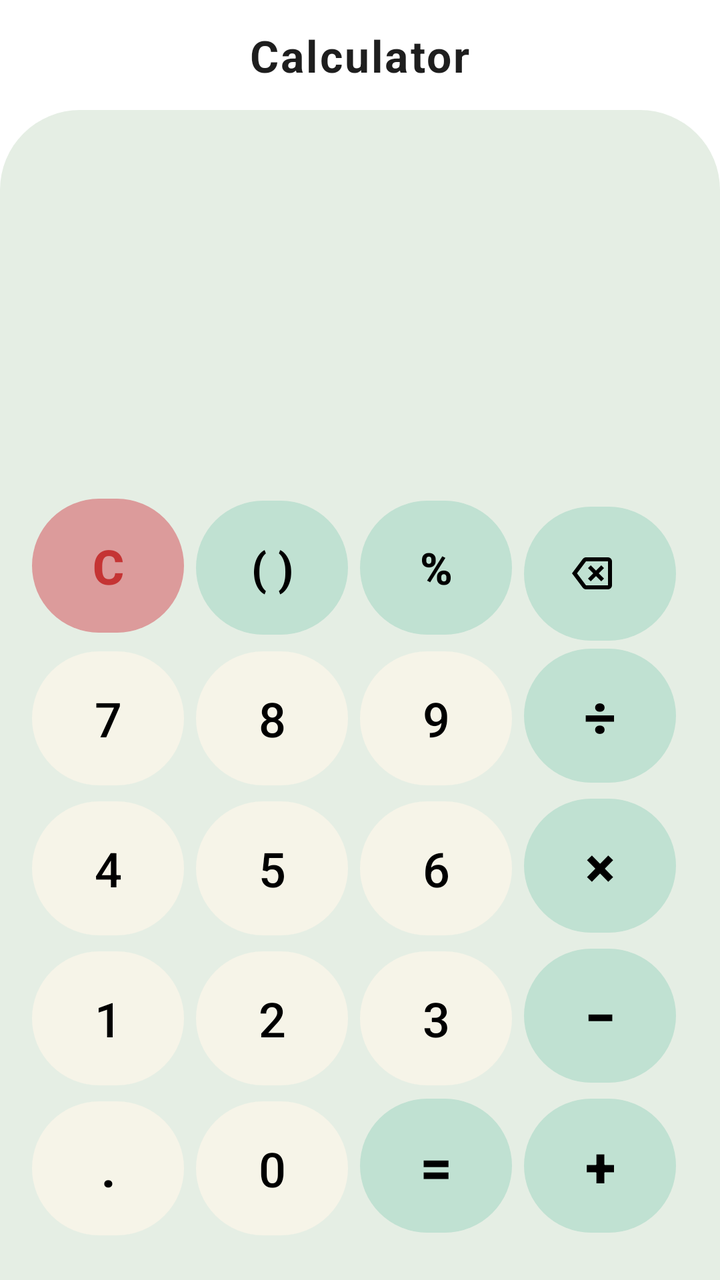
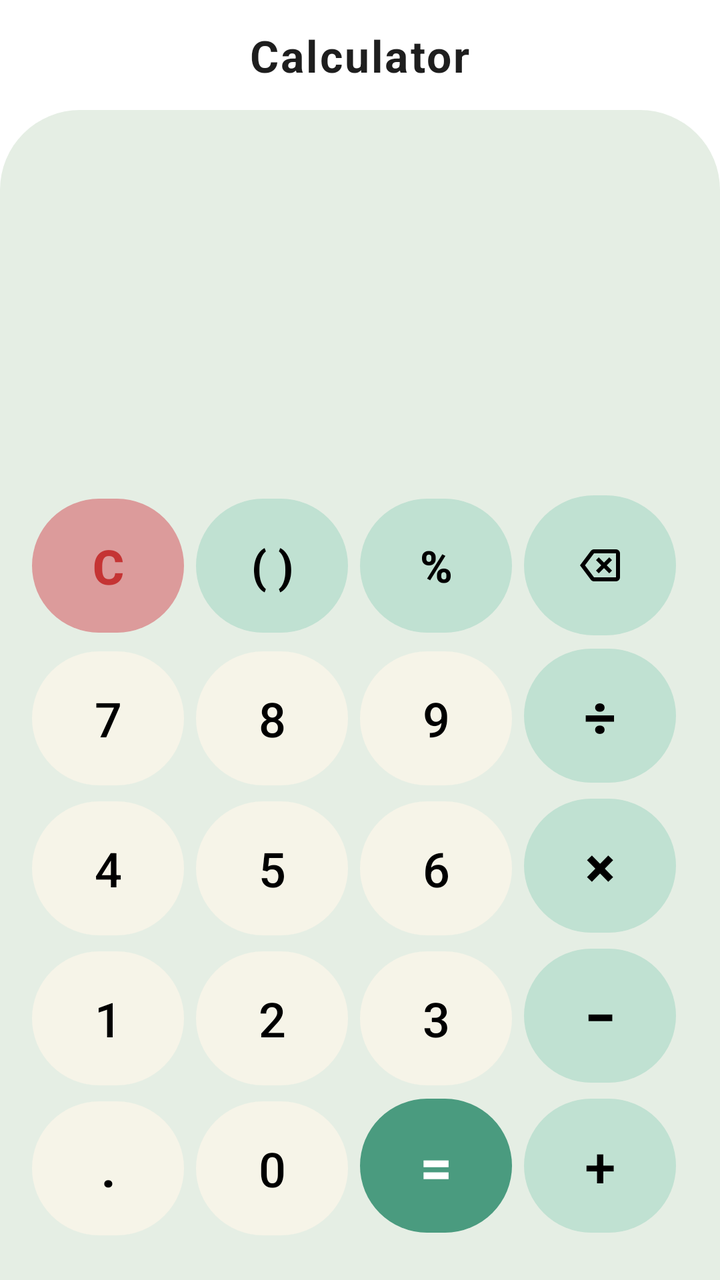

Before-and-after screenshots of an Android layout around one commit, followed by the original layout XML and the change that was made.
<!-- AndroidManifest.xml: application theme Theme.Ca -->
<!-- res/layout/activity_main.xml -->
<?xml version="1.0" encoding="utf-8"?>
<androidx.constraintlayout.widget.ConstraintLayout xmlns:android="http://schemas.android.com/apk/res/android"
    xmlns:app="http://schemas.android.com/apk/res-auto"
    xmlns:tools="http://schemas.android.com/tools"
    android:id="@+id/main"
    android:layout_width="match_parent"
    android:layout_height="match_parent"
    android:background="@color/white"
    tools:context=".MainActivity">

    <androidx.constraintlayout.widget.ConstraintLayout
        android:id="@+id/header_title"
        android:layout_width="match_parent"
        android:layout_height="55dp"
        app:layout_constraintTop_toTopOf="parent">

        <TextView
            android:layout_width="wrap_content"
            android:layout_height="wrap_content"
            android:fontFamily="sans-serif"
            android:letterSpacing="0.05"
            android:text="Calculator"
            android:textColor="#E1000000"
            android:textSize="22sp"
            android:textStyle="bold"
            app:layout_constraintBottom_toBottomOf="parent"
            app:layout_constraintEnd_toEndOf="parent"
            app:layout_constraintStart_toStartOf="parent"
            app:layout_constraintTop_toTopOf="parent"/>

    </androidx.constraintlayout.widget.ConstraintLayout>

    <androidx.constraintlayout.widget.ConstraintLayout
        android:id="@+id/body_main"
        android:layout_width="match_parent"
        android:layout_height="0dp"
        android:background="@drawable/rounded_body_background"
        app:layout_constraintBottom_toBottomOf="parent"
        app:layout_constraintTop_toBottomOf="@id/header_title">

        <EditText
            android:id="@+id/input_box"
            android:layout_width="match_parent"
            android:layout_height="wrap_content"
            android:layout_marginTop="40dp"
            android:background="@android:color/transparent"
            android:cursorVisible="true"
            android:focusable="false"
            android:fontFamily="sans-serif-light"
            android:gravity="end"
            android:inputType="none"
            android:textColor="#000000"
            android:textSize="54sp"
            app:layout_constraintTop_toTopOf="parent"
            tools:ignore="Autofill,LabelFor"
            tools:layout_editor_absoluteX="20dp" />

        <TextView
            android:id="@+id/digit_total"
            android:layout_width="match_parent"
            android:layout_height="wrap_content"
            android:layout_marginHorizontal="25dp"
            android:layout_marginTop="5dp"
            android:alpha="0.6"
            android:fontFamily="sans-serif-light"
            android:gravity="end"
            android:textColor="#282828"
            android:textSize="32sp"
            app:layout_constraintTop_toBottomOf="@id/input_box"
            tools:layout_editor_absoluteX="25dp" />

        <LinearLayout
            android:id="@+id/buttons_box"
            android:layout_width="match_parent"
            android:layout_height="wrap_content"
            android:orientation="vertical"
            android:padding="16dp"
            app:layout_constraintBottom_toBottomOf="parent"
            app:layout_constraintTop_toBottomOf="@+id/digit_total"
            app:layout_constraintVertical_bias="0.8">

            
            <LinearLayout
                android:layout_width="match_parent"
                android:layout_height="wrap_content"
                android:orientation="horizontal">

                <com.google.android.material.button.MaterialButton
                    android:id="@+id/delete"
                    style="@style/Widget.Material3.Button"
                    android:layout_width="0dp"
                    android:layout_height="75dp"
                    android:layout_marginEnd="6dp"
                    android:layout_weight="1"
                    android:text="C"
                    android:textColor="#C53434"
                    android:textSize="24sp"
                    android:textStyle="bold"
                    app:backgroundTint="@color/delete_buttn"/>

                <com.google.android.material.button.MaterialButton
                    android:id="@+id/brackets"
                    style="@style/Widget.Material3.Button"
                    android:layout_width="0dp"
                    android:layout_height="75dp"
                    android:layout_marginEnd="6dp"
                    android:layout_weight="1"
                    android:text="( )"
                    android:textColor="@color/black"
                    android:textSize="22sp"
                    android:textStyle="bold"
                    app:backgroundTint="@color/operators_buttn"/>

                <com.google.android.material.button.MaterialButton
                    android:id="@+id/percentage"
                    style="@style/Widget.Material3.Button"
                    android:layout_width="0dp"
                    android:layout_height="75dp"
                    android:layout_marginEnd="6dp"
                    android:layout_weight="1"
                    android:text="%"
                    android:textColor="@color/black"
                    android:textSize="22sp"
                    android:textStyle="bold"
                    app:backgroundTint="@color/operators_buttn"/>

                <com.google.android.material.button.MaterialButton
                    android:id="@+id/backspace"
                    style="@style/Widget.Material3.Button"
                    android:layout_width="0dp"
                    android:layout_height="75dp"
                    android:layout_marginEnd="6dp"
                    android:layout_weight="1"
                    android:padding="0dp"
                    app:backgroundTint="@color/operators_buttn"
                    app:icon="@drawable/backspace"
                    app:iconGravity="textStart"
                    app:iconSize="24dp"
                    app:iconTint="@color/black"/>
            </LinearLayout>

            
            <LinearLayout
                android:layout_width="match_parent"
                android:layout_height="wrap_content"
                android:orientation="horizontal">

                <com.google.android.material.button.MaterialButton
                    android:id="@+id/key7"
                    style="@style/Widget.Material3.Button"
                    android:layout_width="0dp"
                    android:layout_height="75dp"
                    android:layout_marginEnd="6dp"
                    android:layout_weight="1"
                    android:text="7"
                    android:textColor="#000000"
                    android:textSize="24sp"
                    app:backgroundTint="@color/number_buttn"/>

                <com.google.android.material.button.MaterialButton
                    android:id="@+id/key8"
                    style="@style/Widget.Material3.Button"
                    android:layout_width="0dp"
                    android:layout_height="75dp"
                    android:layout_marginEnd="6dp"
                    android:layout_weight="1"
                    android:text="8"
                    android:textColor="#000000"
                    android:textSize="24sp"
                    app:backgroundTint="@color/number_buttn"/>

                <com.google.android.material.button.MaterialButton
                    android:id="@+id/key9"
                    style="@style/Widget.Material3.Button"
                    android:layout_width="0dp"
                    android:layout_height="75dp"
                    android:layout_marginEnd="6dp"
                    android:layout_weight="1"
                    android:text="9"
                    android:textColor="#000000"
                    android:textSize="24sp"
                    app:backgroundTint="@color/number_buttn"/>

                <com.google.android.material.button.MaterialButton
                    android:id="@+id/devide"
                    style="@style/Widget.Material3.Button"
                    android:layout_width="0dp"
                    android:layout_height="75dp"
                    android:layout_marginEnd="6dp"
                    android:layout_weight="1"
                    android:text="÷"
                    android:textColor="@color/black"
                    android:textSize="28sp"
                    android:textStyle="bold"
                    app:backgroundTint="@color/operators_buttn"/>
            </LinearLayout>

            
            <LinearLayout
                android:layout_width="match_parent"
                android:layout_height="wrap_content"
                android:orientation="horizontal">

                <com.google.android.material.button.MaterialButton
                    android:id="@+id/key4"
                    style="@style/Widget.Material3.Button"
                    android:layout_width="0dp"
                    android:layout_height="75dp"
                    android:layout_marginEnd="6dp"
                    android:layout_weight="1"
                    android:text="4"
                    android:textColor="#000000"
                    android:textSize="24sp"
                    app:backgroundTint="@color/number_buttn"/>

                <com.google.android.material.button.MaterialButton
                    android:id="@+id/key5"
                    style="@style/Widget.Material3.Button"
                    android:layout_width="0dp"
                    android:layout_height="75dp"
                    android:layout_marginEnd="6dp"
                    android:layout_weight="1"
                    android:text="5"
                    android:textColor="#000000"
                    android:textSize="24sp"
                    app:backgroundTint="@color/number_buttn"/>

                <com.google.android.material.button.MaterialButton
                    android:id="@+id/key6"
                    style="@style/Widget.Material3.Button"
                    android:layout_width="0dp"
                    android:layout_height="75dp"
                    android:layout_marginEnd="6dp"
                    android:layout_weight="1"
                    android:text="6"
                    android:textColor="#000000"
                    android:textSize="24sp"
                    app:backgroundTint="@color/number_buttn"/>

                <com.google.android.material.button.MaterialButton
                    android:id="@+id/multiply"
                    style="@style/Widget.Material3.Button"
                    android:layout_width="0dp"
                    android:layout_height="75dp"
                    android:layout_marginEnd="6dp"
                    android:layout_weight="1"
                    android:text="×"
                    android:textColor="@color/black"
                    android:textSize="28sp"
                    android:textStyle="bold"
                    app:backgroundTint="@color/operators_buttn"/>
            </LinearLayout>

            
            <LinearLayout
                android:layout_width="match_parent"
                android:layout_height="wrap_content"
                android:orientation="horizontal">

                <com.google.android.material.button.MaterialButton
                    android:id="@+id/key1"
                    style="@style/Widget.Material3.Button"
                    android:layout_width="0dp"
                    android:layout_height="75dp"
                    android:layout_marginEnd="6dp"
                    android:layout_weight="1"
                    android:text="1"
                    android:textColor="#000000"
                    android:textSize="24sp"
                    app:backgroundTint="@color/number_buttn"/>

                <com.google.android.material.button.MaterialButton
                    android:id="@+id/key2"
                    style="@style/Widget.Material3.Button"
                    android:layout_width="0dp"
                    android:layout_height="75dp"
                    android:layout_marginEnd="6dp"
                    android:layout_weight="1"
                    android:text="2"
                    android:textColor="#000000"
                    android:textSize="24sp"
                    app:backgroundTint="@color/number_buttn"/>

                <com.google.android.material.button.MaterialButton
                    android:id="@+id/key3"
                    style="@style/Widget.Material3.Button"
                    android:layout_width="0dp"
                    android:layout_height="75dp"
                    android:layout_marginEnd="6dp"
                    android:layout_weight="1"
                    android:text="3"
                    android:textColor="#000000"
                    android:textSize="24sp"
                    app:backgroundTint="@color/number_buttn"/>

                <com.google.android.material.button.MaterialButton
                    android:id="@+id/subtract"
                    style="@style/Widget.Material3.Button"
                    android:layout_width="0dp"
                    android:layout_height="75dp"
                    android:layout_marginEnd="6dp"
                    android:layout_weight="1"
                    android:text="−"
                    android:textColor="@color/black"
                    android:textSize="28sp"
                    android:textStyle="bold"
                    app:backgroundTint="@color/operators_buttn"/>
            </LinearLayout>

            
            <LinearLayout
                android:layout_width="match_parent"
                android:layout_height="wrap_content"
                android:orientation="horizontal">

                <com.google.android.material.button.MaterialButton
                    android:id="@+id/dot"
                    style="@style/Widget.Material3.Button"
                    android:layout_width="0dp"
                    android:layout_height="75dp"
                    android:layout_marginEnd="6dp"
                    android:layout_weight="1"
                    android:text="."
                    android:textColor="#000000"
                    android:textSize="24sp"
                    android:textStyle="bold"
                    app:backgroundTint="@color/number_buttn"/>

                <com.google.android.material.button.MaterialButton
                    android:id="@+id/key0"
                    style="@style/Widget.Material3.Button"
                    android:layout_width="0dp"
                    android:layout_height="75dp"
                    android:layout_marginEnd="6dp"
                    android:layout_weight="1"
                    android:text="0"
                    android:textColor="#000000"
                    android:textSize="24sp"
                    app:backgroundTint="@color/number_buttn"/>

                <com.google.android.material.button.MaterialButton
                    android:id="@+id/equal"
                    style="@style/Widget.Material3.Button"
                    android:layout_width="0dp"
                    android:layout_height="75dp"
                    android:layout_marginEnd="6dp"
                    android:layout_weight="1"
                    android:text="="
                    android:textColor="@color/black"
                    android:textSize="28sp"
                    android:textStyle="bold"
                    app:backgroundTint="@color/operators_buttn"/>

                <com.google.android.material.button.MaterialButton
                    android:id="@+id/add"
                    style="@style/Widget.Material3.Button"
                    android:layout_width="0dp"
                    android:layout_height="75dp"
                    android:layout_marginEnd="6dp"
                    android:layout_weight="1"
                    android:text="+"
                    android:textColor="@color/black"
                    android:textSize="28sp"
                    android:textStyle="bold"
                    app:backgroundTint="@color/operators_buttn"/>
            </LinearLayout>

        </LinearLayout>

    </androidx.constraintlayout.widget.ConstraintLayout>

</androidx.constraintlayout.widget.ConstraintLayout>
<!-- resources referenced by this layout -->
<resources>
  <color name="black">#FF000000</color>
  <color name="delete_buttn">#DC9B9B</color>
  <color name="number_buttn">#F6F4E8</color>
  <color name="operators_buttn">#C0E1D2</color>
  <color name="white">#FFFFFFFF</color>
  <!-- drawable backspace (drawable) -->
  <vector xmlns:android="http://schemas.android.com/apk/res/android" android:autoMirrored="true" android:height="24dp" android:tint="#000000" android:viewportHeight="960" android:viewportWidth="960" android:width="24dp">
        
      <path android:fillColor="@android:color/white" android:pathData="M456,640L560,536L664,640L720,584L616,480L720,376L664,320L560,424L456,320L400,376L504,480L400,584L456,640ZM360,800Q341,800 324,791.5Q307,783 296,768L80,480L296,192Q307,177 324,168.5Q341,160 360,160L800,160Q833,160 856.5,183.5Q880,207 880,240L880,720Q880,753 856.5,776.5Q833,800 800,800L360,800ZM180,480L360,720Q360,720 360,720Q360,720 360,720L800,720Q800,720 800,720Q800,720 800,720L800,240Q800,240 800,240Q800,240 800,240L360,240Q360,240 360,240Q360,240 360,240L180,480ZM580,480Q580,480 580,480Q580,480 580,480L580,480Q580,480 580,480Q580,480 580,480L580,480Q580,480 580,480Q580,480 580,480L580,480L580,480Q580,480 580,480Q580,480 580,480Z"/>
      
  </vector>
  <!-- drawable rounded_body_background (drawable) -->
  <?xml version="1.0" encoding="utf-8"?>
  <shape xmlns:android="http://schemas.android.com/apk/res/android">
      <solid android:color="@color/background_color" />
      <corners
          android:topLeftRadius="40dp"
          android:topRightRadius="40dp" />
  </shape>
  <style name="Theme.Ca" parent="Base.Theme.Ca" />
  <color name="background_color">#E5EEE4</color>"
  <style name="Base.Theme.Ca" parent="Theme.Material3.DayNight.NoActionBar">
          
          
      </style>
</resources>

<!-- the commit's change to res/layout/activity_main.xml (unified diff, before → after) -->
@@ -83,6 +83,7 @@
             <LinearLayout
                 android:layout_width="match_parent"
                 android:layout_height="wrap_content"
+                android:gravity="center_vertical"
                 android:orientation="horizontal">
 
                 <com.google.android.material.button.MaterialButton
@@ -124,19 +125,19 @@
                     android:textStyle="bold"
                     app:backgroundTint="@color/operators_buttn"/>
 
-                <com.google.android.material.button.MaterialButton
+                <ImageButton
                     android:id="@+id/backspace"
-                    style="@style/Widget.Material3.Button"
-                    android:layout_width="0dp"
-                    android:layout_height="75dp"
-                    android:layout_marginEnd="6dp"
-                    android:layout_weight="1"
-                    android:padding="0dp"
-                    app:backgroundTint="@color/operators_buttn"
-                    app:icon="@drawable/backspace"
-                    app:iconGravity="textStart"
-                    app:iconSize="24dp"
-                    app:iconTint="@color/black"/>
+                    android:layout_width="0dp"
+                    android:layout_height="70dp"
+                    android:layout_gravity="center_vertical"
+                    android:layout_marginEnd="6dp"
+                    android:layout_weight="1"
+                    android:background="@drawable/button_background"
+                    android:backgroundTint="@color/operators_buttn"
+                    android:contentDescription="backspace"
+                    android:scaleType="center"
+                    android:src="@drawable/backspace"
+                    android:tint="@color/black"/>
             </LinearLayout>
 
             
@@ -346,10 +347,10 @@
                     android:layout_marginEnd="6dp"
                     android:layout_weight="1"
                     android:text="="
-                    android:textColor="@color/black"
-                    android:textSize="28sp"
-                    android:textStyle="bold"
-                    app:backgroundTint="@color/operators_buttn"/>
+                    android:textColor="@color/white"
+                    android:textSize="28sp"
+                    android:textStyle="bold"
+                    app:backgroundTint="#4A9B7F"/>
 
                 <com.google.android.material.button.MaterialButton
                     android:id="@+id/add"
@@ -361,7 +362,6 @@
                     android:text="+"
                     android:textColor="@color/black"
                     android:textSize="28sp"
-                    android:textStyle="bold"
                     app:backgroundTint="@color/operators_buttn"/>
             </LinearLayout>
 
<!-- resource entries referenced after the edit -->
@@ -11,6 +11,17 @@
       <path android:fillColor="@android:color/white" android:pathData="M456,640L560,536L664,640L720,584L616,480L720,376L664,320L560,424L456,320L400,376L504,480L400,584L456,640ZM360,800Q341,800 324,791.5Q307,783 296,768L80,480L296,192Q307,177 324,168.5Q341,160 360,160L800,160Q833,160 856.5,183.5Q880,207 880,240L880,720Q880,753 856.5,776.5Q833,800 800,800L360,800ZM180,480L360,720Q360,720 360,720Q360,720 360,720L800,720Q800,720 800,720Q800,720 800,720L800,240Q800,240 800,240Q800,240 800,240L360,240Q360,240 360,240Q360,240 360,240L180,480ZM580,480Q580,480 580,480Q580,480 580,480L580,480Q580,480 580,480Q580,480 580,480L580,480Q580,480 580,480Q580,480 580,480L580,480L580,480Q580,480 580,480Q580,480 580,480Z"/>
       
   </vector>
+  <!-- drawable button_background (drawable) -->
+  <?xml version="1.0" encoding="utf-8"?>
+  <ripple xmlns:android="http://schemas.android.com/apk/res/android"
+      android:color="#20000000">
+      <item>
+          <shape android:shape="rectangle">
+              <solid android:color="@color/white" />
+              <corners android:radius="40dp" />
+          </shape>
+      </item>
+  </ripple>
   <!-- drawable rounded_body_background (drawable) -->
   <?xml version="1.0" encoding="utf-8"?>
   <shape xmlns:android="http://schemas.android.com/apk/res/android">
